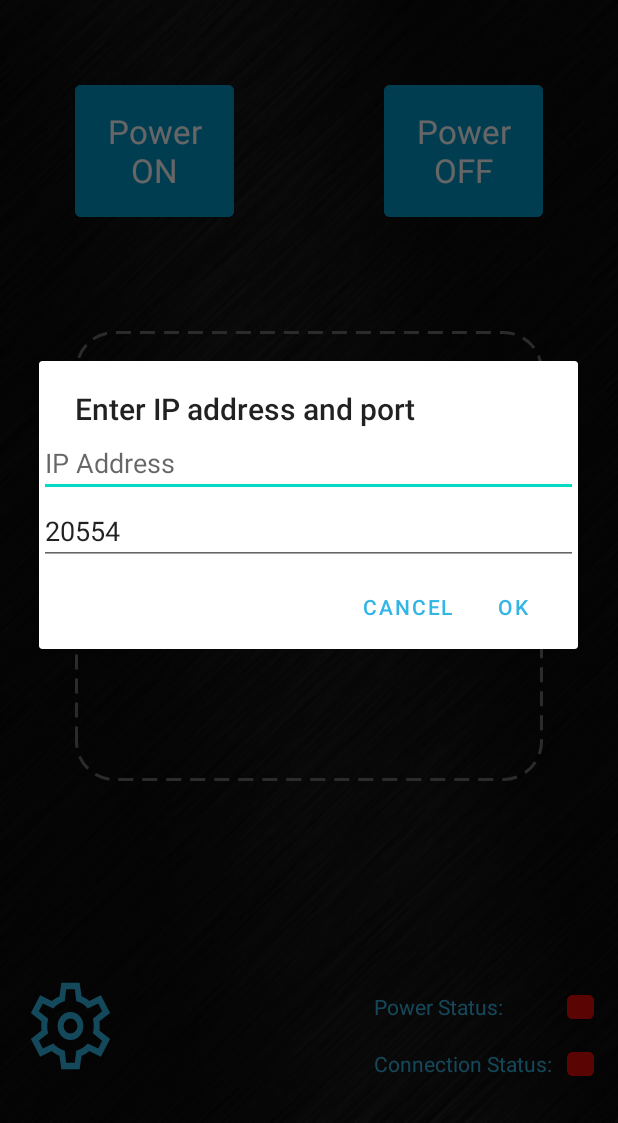
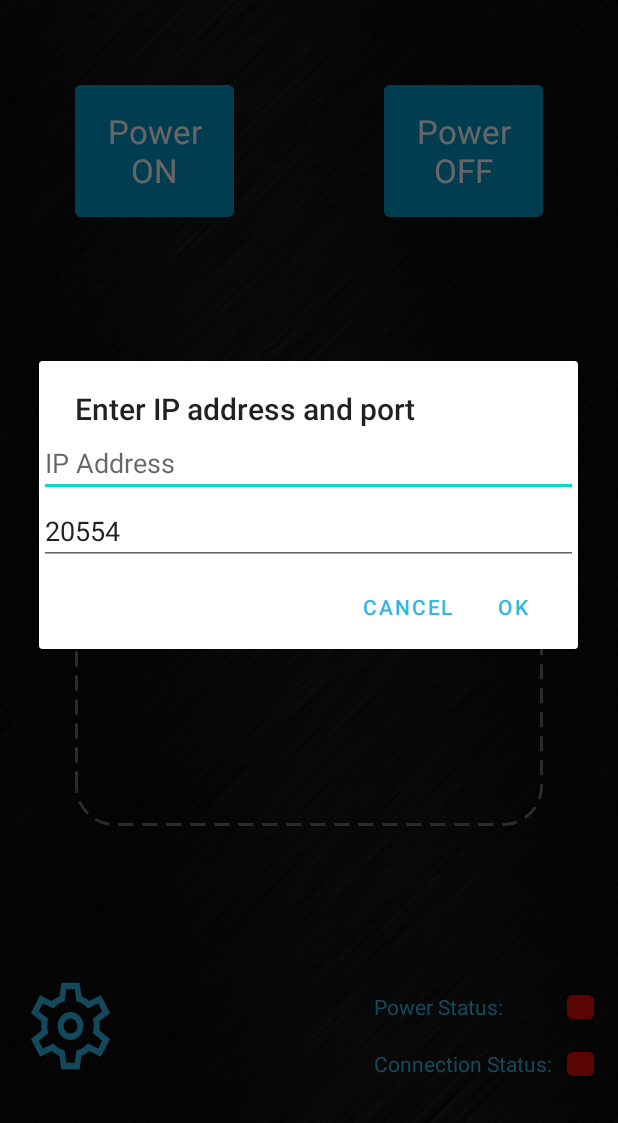
Before and after one commit to LaUs3r/JVCBeamerControl, an Android app: the screen it shows after launch (MainActivity), after a tap on "IP_address_port", on a phone screen of 412 x 824 dp, the part 113-1236 px from its top. Run offline under Robolectric (Android 15) with nearby library versions, the phone set to English and light mode, and no system bars; network calls fail.

Commit message:
Minor improvements

```diff
--- a/app/src/main/java/com/remotecontrol/jvcbeamercontrol/MainActivity.java
+++ b/app/src/main/java/com/remotecontrol/jvcbeamercontrol/MainActivity.java
@@ -31,7 +31,7 @@ public class MainActivity extends AppCompatActivity {
     private int SERVER_PORT = 20554; // Port 20554 is a commonly used port for JVC beamers
     private String SERVER_IP = "";
     private String POWER_STATUS = ""; // Power status can be ON, OFF oder COOLING_DOWN
-    private static final int SERVER_TIMEOUT = 5000;
+    private static final int SERVER_TIMEOUT = 3000;
     private OutputStream beamerOutputStream;
     private InputStream beamerInputStream;
     private Button statusIcon;
@@ -125,7 +125,6 @@ public class MainActivity extends AppCompatActivity {
             String response = new String(inputBuffer);
 
             if (response.equals("PJ_OK")) {
-                System.out.println("checkConnection: PJ_OK received");
                 //Send response PJREQ (in decimal 80 74 82 69 81)
                 beamerOutputStream = socket.getOutputStream();
                 beamerOutputStream.write(PJREQ);
@@ -142,7 +141,6 @@ public class MainActivity extends AppCompatActivity {
                 }
             } else {
                 // PJ_OK not received
-                System.out.println("checkConnection: ERROR! PJ_OK not received!");
                 socket.close();
                 bool3WayHandshake = false;
             }
@@ -166,12 +164,11 @@ public class MainActivity extends AppCompatActivity {
 
                 byte[] inputBuffer = new byte[6];
                 beamerInputStream.read(inputBuffer);
-                String reply = BinAscii.hexlify(inputBuffer);
 
                 inputBuffer = new byte[7];
                 beamerInputStream.read(inputBuffer);
 
-                reply = BinAscii.hexlify(inputBuffer);
+                String reply = BinAscii.hexlify(inputBuffer);
 
                 Button hdmi_1 = findViewById(R.id.hdmi_1);
                 Button hdmi_2 = findViewById(R.id.hdmi_2);
@@ -348,8 +345,6 @@ public class MainActivity extends AppCompatActivity {
                 beamerOutputStream.write(HDMI_1_ON);
                 byte[] inputBuffer = new byte[6];
                 beamerInputStream.read(inputBuffer);
-                String reply = BinAscii.hexlify(inputBuffer);
-                // correct reply: 06890149500A
                 checkHDMIInput();
                 socket.close();
             }
@@ -375,8 +370,6 @@ public class MainActivity extends AppCompatActivity {
                 beamerOutputStream.write(HDMI_2_ON);
                 byte[] inputBuffer = new byte[6];
                 beamerInputStream.read(inputBuffer);
-                String reply = BinAscii.hexlify(inputBuffer);
-                // correct reply: 06890149500A
                 checkHDMIInput();
                 socket.close();
             }
--- a/app/src/main/res/layout/activity_main.xml
+++ b/app/src/main/res/layout/activity_main.xml
@@ -96,7 +96,7 @@
         android:layout_width="0dp"
         android:layout_height="300dp"
         android:layout_marginStart="50dp"
-        android:layout_marginTop="70dp"
+        android:layout_marginTop="100dp"
         android:layout_marginEnd="50dp"
         android:background="@drawable/dotted_border"
         app:layout_constraintEnd_toEndOf="parent"
@@ -109,8 +109,8 @@
             android:layout_height="wrap_content"
             android:layout_marginStart="40dp"
             android:layout_marginTop="20dp"
+            android:onClick="selectHdmi2"
             android:text="@string/hdmi_2"
-            android:onClick="selectHdmi2"
             app:layout_constraintStart_toEndOf="@+id/hdmi_1"
             app:layout_constraintTop_toBottomOf="@+id/selectInput" />
 
@@ -131,8 +131,8 @@
             android:layout_width="wrap_content"
             android:layout_height="wrap_content"
             android:layout_marginTop="20dp"
+            android:onClick="selectHdmi1"
             android:text="@string/hdmi_1"
-            android:onClick="selectHdmi1"
             app:layout_constraintStart_toStartOf="@+id/selectInput"
             app:layout_constraintTop_toBottomOf="@+id/selectInput" />
     </androidx.constraintlayout.widget.ConstraintLayout>
```
Also changed, not shown: 13 other files.
